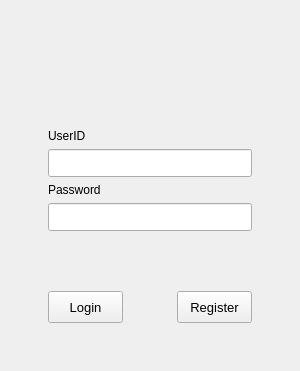
fischldesu/Whisperm, file client/ui/LoginDialog.ui: the form before one commit.
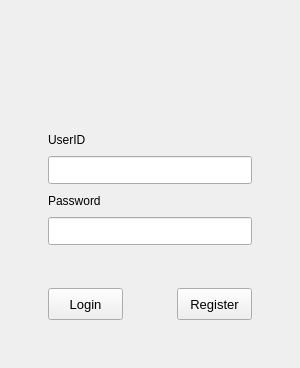
The form after the commit.

Commit message: Complete Login. 优化、完善登录逻辑

Diff of the .ui file:
```diff
--- a/client/ui/LoginDialog.ui
+++ b/client/ui/LoginDialog.ui
@@ -7,7 +7,7 @@
     <x>0</x>
     <y>0</y>
     <width>300</width>
-    <height>371</height>
+    <height>368</height>
    </rect>
   </property>
   <property name="sizePolicy">
@@ -32,6 +32,27 @@
    <property name="bottomMargin">
     <number>48</number>
    </property>
+   <item row="4" column="0" colspan="3">
+    <widget class="QLineEdit" name="input_uid">
+     <property name="minimumSize">
+      <size>
+       <width>0</width>
+       <height>28</height>
+      </size>
+     </property>
+     <property name="font">
+      <font>
+       <pointsize>10</pointsize>
+      </font>
+     </property>
+     <property name="text">
+      <string/>
+     </property>
+     <property name="maxLength">
+      <number>18</number>
+     </property>
+    </widget>
+   </item>
    <item row="6" column="0" colspan="3">
     <widget class="QLineEdit" name="input_pwd">
      <property name="minimumSize">
@@ -53,62 +74,22 @@
      </property>
     </widget>
    </item>
-   <item row="0" column="0" colspan="3">
-    <widget class="QLabel" name="label">
-     <property name="minimumSize">
-      <size>
-       <width>64</width>
-       <height>64</height>
-      </size>
-     </property>
-     <property name="maximumSize">
-      <size>
-       <width>1024</width>
-       <height>64</height>
-      </size>
-     </property>
-     <property name="text">
-      <string/>
-     </property>
-    </widget>
-   </item>
-   <item row="8" column="1">
-    <spacer name="horizontalSpacer">
+   <item row="9" column="0" colspan="3">
+    <spacer name="verticalSpacer">
      <property name="orientation">
-      <enum>Qt::Orientation::Horizontal</enum>
+      <enum>Qt::Orientation::Vertical</enum>
+     </property>
+     <property name="sizeType">
+      <enum>QSizePolicy::Policy::Fixed</enum>
      </property>
      <property name="sizeHint" stdset="0">
       <size>
-       <width>40</width>
-       <height>20</height>
+       <width>20</width>
+       <height>5</height>
       </size>
      </property>
     </spacer>
    </item>
-   <item row="8" column="0">
-    <widget class="QPushButton" name="btn_login">
-     <property name="minimumSize">
-      <size>
-       <width>75</width>
-       <height>32</height>
-      </size>
-     </property>
-     <property name="maximumSize">
-      <size>
-       <width>75</width>
-       <height>16777215</height>
-      </size>
-     </property>
-     <property name="font">
-      <font>
-       <pointsize>10</pointsize>
-      </font>
-     </property>
-     <property name="text">
-      <string>Login</string>
-     </property>
-    </widget>
-   </item>
    <item row="5" column="0" colspan="3">
     <widget class="QLabel" name="label_password">
      <property name="text">
@@ -116,40 +97,6 @@
      </property>
     </widget>
    </item>
-   <item row="4" column="0" colspan="3">
-    <widget class="QLineEdit" name="input_uid">
-     <property name="minimumSize">
-      <size>
-       <width>0</width>
-       <height>28</height>
-      </size>
-     </property>
-     <property name="font">
-      <font>
-       <pointsize>10</pointsize>
-      </font>
-     </property>
-     <property name="text">
-      <string/>
-     </property>
-     <property name="maxLength">
-      <number>18</number>
-     </property>
-    </widget>
-   </item>
-   <item row="7" column="0" colspan="3">
-    <spacer name="verticalSpacer">
-     <property name="orientation">
-      <enum>Qt::Orientation::Vertical</enum>
-     </property>
-     <property name="sizeHint" stdset="0">
-      <size>
-       <width>20</width>
-       <height>40</height>
-      </size>
-     </property>
-    </spacer>
-   </item>
    <item row="3" column="0" colspan="3">
     <widget class="QLabel" name="label_userid">
      <property name="text">
@@ -157,7 +104,20 @@
      </property>
     </widget>
    </item>
-   <item row="8" column="2">
+   <item row="10" column="1">
+    <spacer name="horizontalSpacer">
+     <property name="orientation">
+      <enum>Qt::Orientation::Horizontal</enum>
+     </property>
+     <property name="sizeHint" stdset="0">
+      <size>
+       <width>40</width>
+       <height>20</height>
+      </size>
+     </property>
+    </spacer>
+   </item>
+   <item row="10" column="2">
     <widget class="QPushButton" name="btn_regist">
      <property name="minimumSize">
       <size>
@@ -181,6 +141,40 @@
      </property>
     </widget>
    </item>
+   <item row="8" column="0" colspan="3">
+    <widget class="QLabel" name="label_information">
+     <property name="text">
+      <string/>
+     </property>
+     <property name="alignment">
+      <set>Qt::AlignmentFlag::AlignCenter</set>
+     </property>
+    </widget>
+   </item>
+   <item row="10" column="0">
+    <widget class="QPushButton" name="btn_login">
+     <property name="minimumSize">
+      <size>
+       <width>75</width>
+       <height>32</height>
+      </size>
+     </property>
+     <property name="maximumSize">
+      <size>
+       <width>75</width>
+       <height>16777215</height>
+      </size>
+     </property>
+     <property name="font">
+      <font>
+       <pointsize>10</pointsize>
+      </font>
+     </property>
+     <property name="text">
+      <string>Login</string>
+     </property>
+    </widget>
+   </item>
    <item row="2" column="0" colspan="3">
     <spacer name="verticalSpacer_3">
      <property name="orientation">
@@ -197,6 +191,41 @@
      </property>
     </spacer>
    </item>
+   <item row="0" column="0" colspan="3">
+    <widget class="QLabel" name="label">
+     <property name="minimumSize">
+      <size>
+       <width>64</width>
+       <height>64</height>
+      </size>
+     </property>
+     <property name="maximumSize">
+      <size>
+       <width>1024</width>
+       <height>64</height>
+      </size>
+     </property>
+     <property name="text">
+      <string/>
+     </property>
+    </widget>
+   </item>
+   <item row="7" column="0" colspan="3">
+    <spacer name="verticalSpacer_2">
+     <property name="orientation">
+      <enum>Qt::Orientation::Vertical</enum>
+     </property>
+     <property name="sizeType">
+      <enum>QSizePolicy::Policy::Fixed</enum>
+     </property>
+     <property name="sizeHint" stdset="0">
+      <size>
+       <width>20</width>
+       <height>5</height>
+      </size>
+     </property>
+    </spacer>
+   </item>
   </layout>
  </widget>
  <tabstops>
```
The commit also changes 4 other files.
